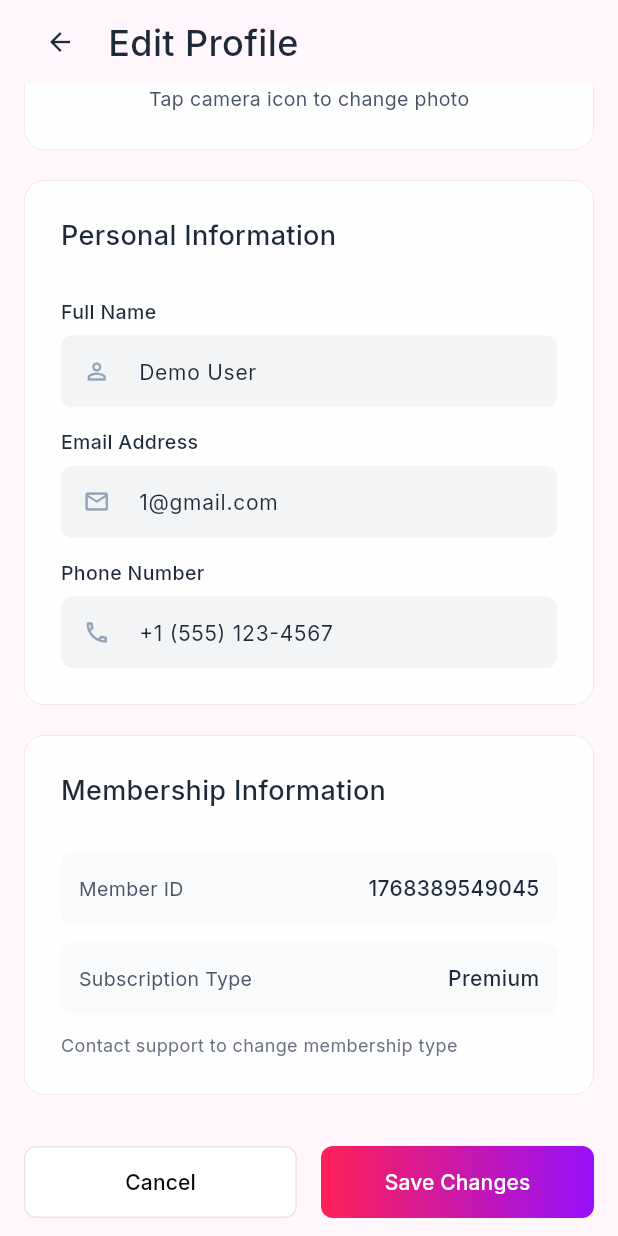
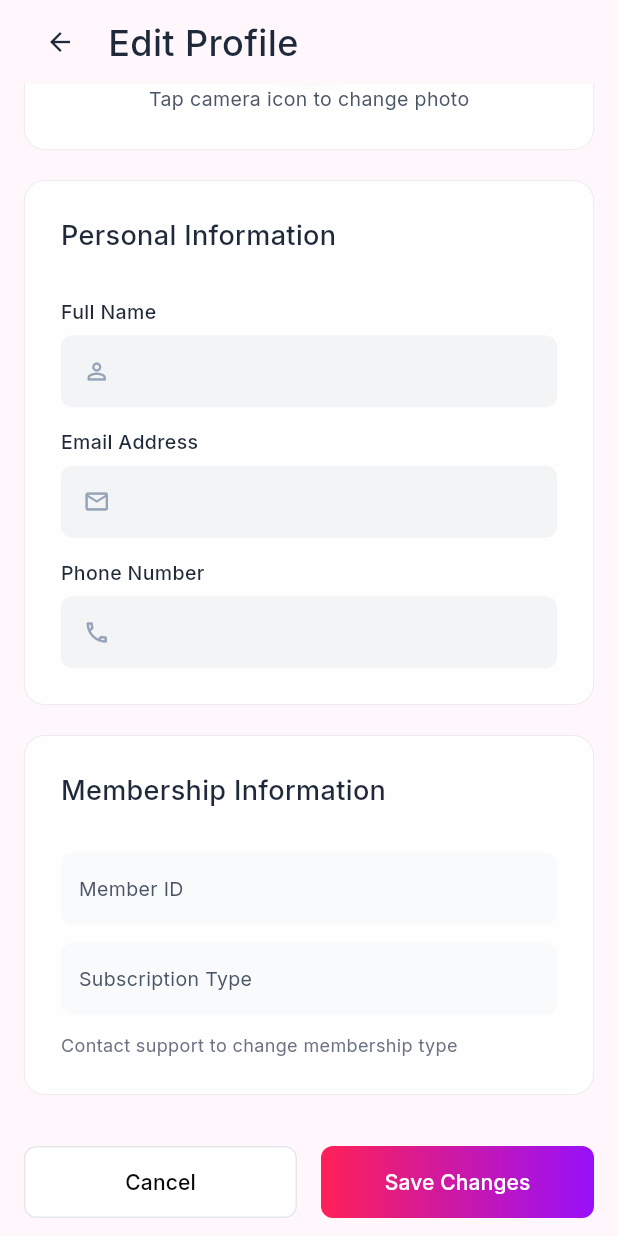
Before and after one commit to Barandlnn/rosewater_cafe_app, a Flutter app: the EditProfileScreen screen opened directly, scrolled down 172 dp, on a phone screen of 412 x 824 dp. Run offline on Flutter 3.47's test engine with Material 3 defaults, Android fonts, the phone set to English and light mode, and no system bars; our stand-ins replace cloud_firestore, firebase_auth, firebase_core, google_fonts, qr_flutter; missing offline and left inert: firebase_app_check; accounts and stored records are empty.

Commit message:
Finalize Stage 43 repository cleanup and delivery documentation

```diff
--- a/lib/screens/edit_profile_screen.dart
+++ b/lib/screens/edit_profile_screen.dart
@@ -12,11 +12,11 @@ class EditProfileScreen extends StatefulWidget {
 
   const EditProfileScreen({
     super.key,
-    this.initialName = 'Demo User',
-    this.initialEmail = '1@gmail.com',
-    this.initialPhone = '+1 (555) 123-4567',
-    this.memberId = '1768389549045',
-    this.membershipPlan = 'Premium',
+    this.initialName = '',
+    this.initialEmail = '',
+    this.initialPhone = '',
+    this.memberId = '',
+    this.membershipPlan = '',
   });
 
   @override
--- a/lib/screens/member_dashboard_screen.dart
+++ b/lib/screens/member_dashboard_screen.dart
@@ -22,7 +22,7 @@ class MemberDashboardScreen extends StatefulWidget {
 }
 
 class _MemberDashboardScreenState extends State<MemberDashboardScreen> {
-  String _memberName = 'Demo';
+  String _memberName = '';
   String _memberId = '-';
   String _membershipPlan = '-';
   String _validUntil = '-';
--- a/lib/screens/profile_screen.dart
+++ b/lib/screens/profile_screen.dart
@@ -21,9 +21,9 @@ class ProfileScreen extends StatefulWidget {
 }
 
 class _ProfileScreenState extends State<ProfileScreen> {
-  String _memberName = 'Demo User';
-  String _email = '1@gmail.com';
-  String _phone = '+1 (555) 123-4567';
+  String _memberName = '';
+  String _email = '';
+  String _phone = '';
   String _memberId = '-';
   String _membershipPlan = '-';
   String _validUntil = '-';
```
Also changed, not shown: 2 other files.
